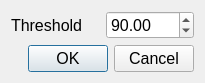
First picture: the form in hw3/SimplePaint/smaskdialog.ui, repository otakusaikou/2016-631-M8210, before the edit.
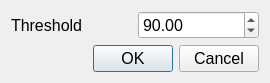
Second picture: the form after the edit.

Commit message: Resized the settings dialog of Sobel edge detector

What changed in the file:
```diff
--- a/hw3/SimplePaint/smaskdialog.ui
+++ b/hw3/SimplePaint/smaskdialog.ui
@@ -6,7 +6,7 @@
    <rect>
     <x>0</x>
     <y>0</y>
-    <width>205</width>
+    <width>270</width>
     <height>77</height>
    </rect>
   </property>
```
The commit also changes 1 other file.
